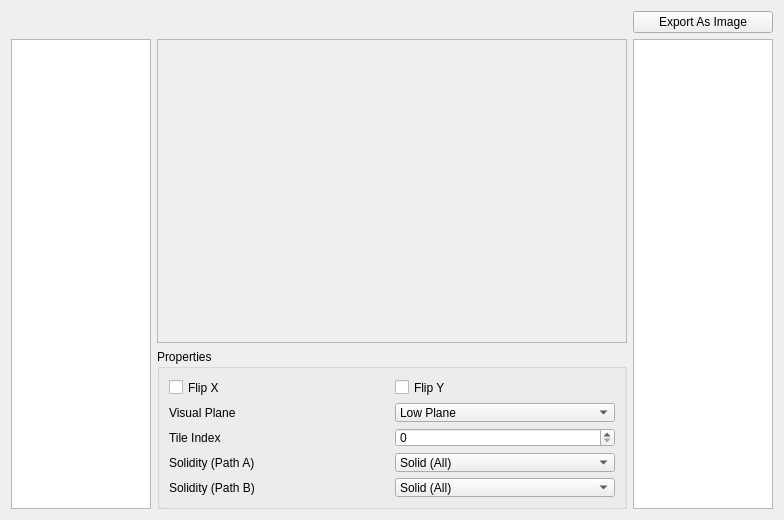
Old version of the form RetroEDv2/tools/sceneproperties/chunkeditor.ui in the repository RSDKModding/RetroED.
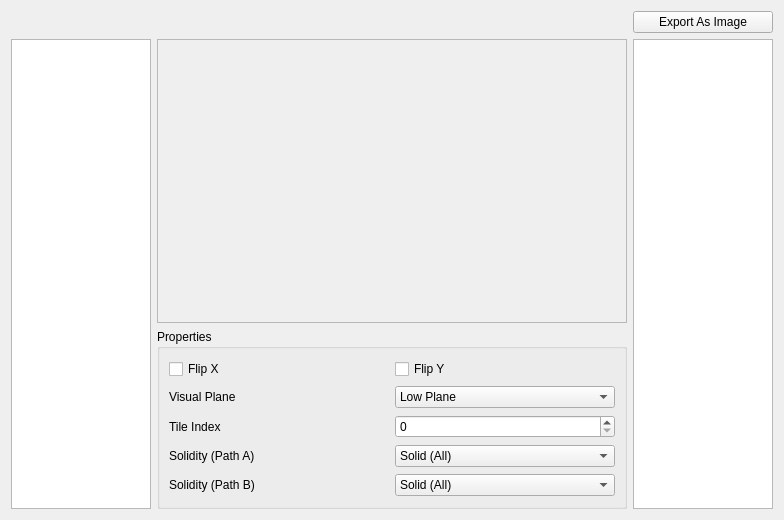
New version of the form.

Patch:
```diff
--- a/RetroEDv2/tools/sceneproperties/chunkeditor.ui
+++ b/RetroEDv2/tools/sceneproperties/chunkeditor.ui
@@ -56,7 +56,7 @@
      <property name="maximumSize">
       <size>
        <width>16777215</width>
-       <height>160</height>
+       <height>180</height>
       </size>
      </property>
      <property name="title">
```
